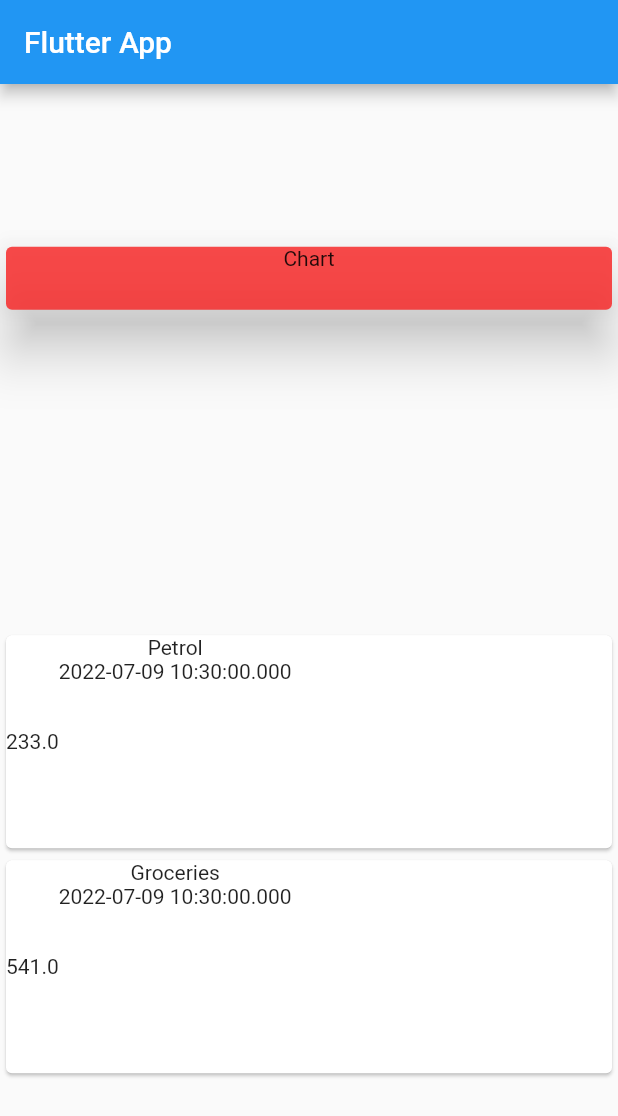
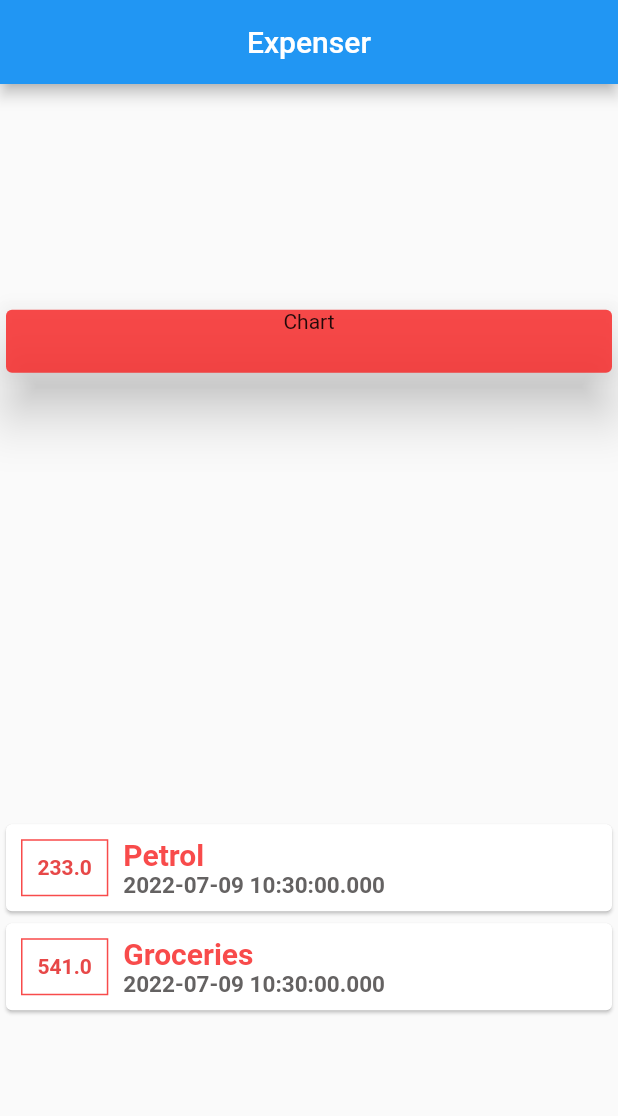
Before and after one commit to rajpranit/expenseplanner, a Flutter app: the screen it shows after launch, on a phone screen of 412 x 824 dp. Shown: the top 1116 px of the screen. Run offline on Flutter 3.47's test engine with Material 2 defaults, Android fonts, the phone set to English and light mode, and no system bars.

Commit message:
Transaction List Styling

```diff
--- a/lib/main.dart
+++ b/lib/main.dart
@@ -33,7 +33,12 @@ class MyHomePage extends StatelessWidget {
   Widget build(BuildContext context) {
     return Scaffold(
       appBar: AppBar(
-        title: Text('Flutter App'),
+        title: Row(
+          mainAxisAlignment: MainAxisAlignment.center,
+          children: [
+            Text('Expenser'),
+          ],
+        ),
       ),
       body: Column(
         mainAxisAlignment: MainAxisAlignment.spaceAround,
@@ -54,18 +59,47 @@ class MyHomePage extends StatelessWidget {
           Column(
               children: transactions.map((tx) {
             return Container(
-              height: 150,
               child: Card(
                 child: Row(
                   children: [
-                    Text(
-                      tx.amount.toString(),
+                    Container(
+                      margin:
+                          EdgeInsets.symmetric(vertical: 10, horizontal: 10),
+                      child: Text(
+                        tx.amount.toString(),
+                        style: TextStyle(
+                          fontWeight: FontWeight.bold,
+                          color: Color.alphaBlend(
+                            Color.fromARGB(255, 231, 72, 72),
+                            Colors.black45,
+                          ),
+                        ),
+                      ),
+                      decoration: BoxDecoration(
+                        color: Color.fromARGB(234, 255, 255, 255),
+                        border: Border.all(
+                            color: Color.fromARGB(210, 247, 36, 36), width: 1),
+                      ),
+                      padding: EdgeInsets.all(10),
                     ),
                     Column(
+                      crossAxisAlignment: CrossAxisAlignment.start,
                       children: [
-                        Text(tx.title),
+                        Text(
+                          tx.title,
+                          style: TextStyle(
+                            fontWeight: FontWeight.bold,
+                            fontSize: 20,
+                            color: Color.fromARGB(210, 247, 36, 36)
+                          ),
+                        ),
                         Text(
                           tx.date.toString(),
+                          style: TextStyle(
+                            fontWeight: FontWeight.bold,
+                            fontSize: 15,
+                            color: Color.fromARGB(239, 90, 87, 87)
+                          ),
                         ),
                       ],
                     )
```
